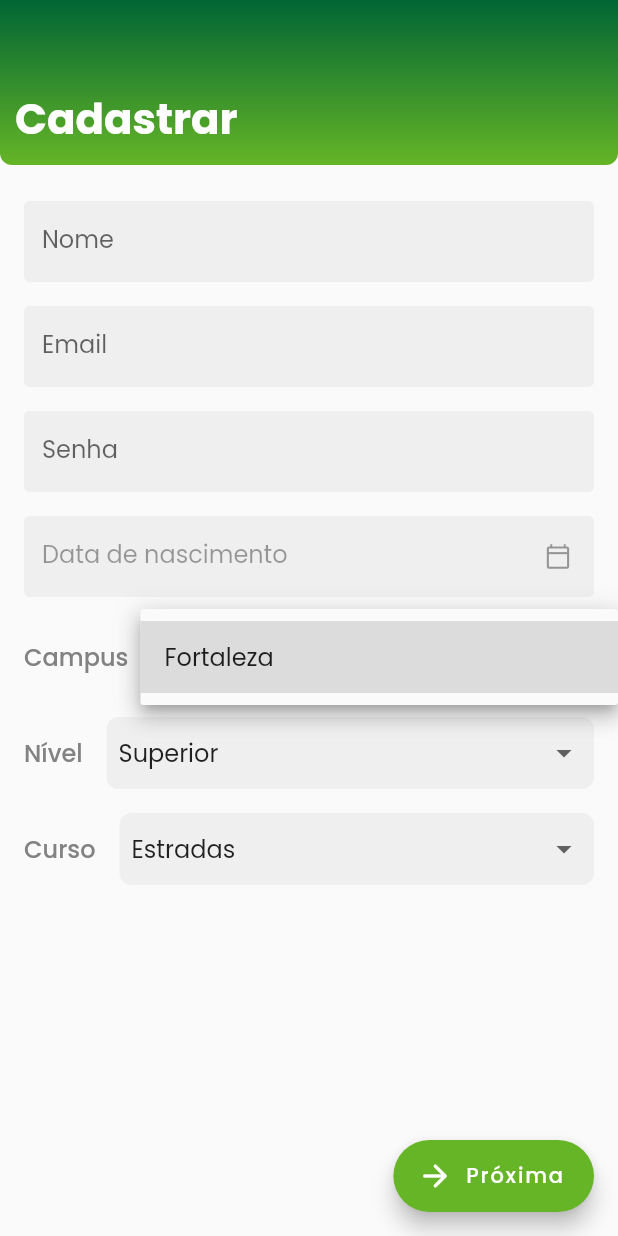
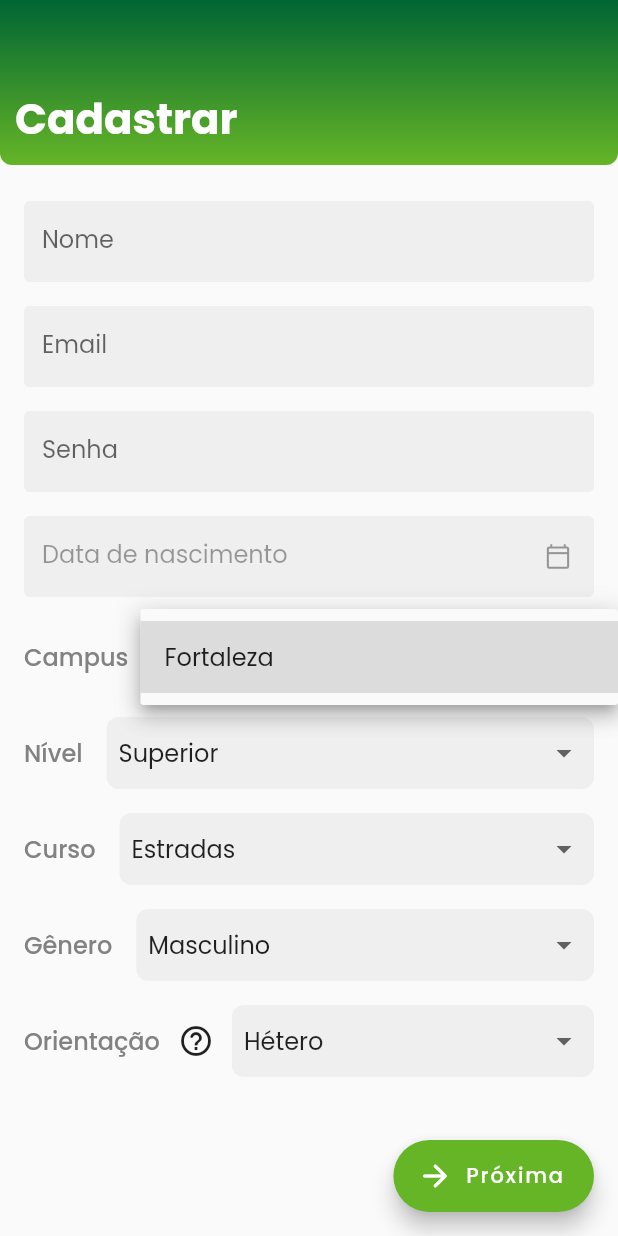
Before and after one commit to jbrenorv/ifchat, a Flutter app: the SigupPage screen opened by its route, after a tap on "Fortaleza", on a phone screen of 412 x 824 dp. Run offline on Flutter 3.47's test engine with Material 2 defaults, Android fonts, the light colour scheme and no system bars; our stand-ins replace firebase_auth, firebase_core, flutter_mobx, flutter_modular, mobx; accounts and stored records are empty; generated files the repository leaves out were written again; network calls fail.

Commit message:
added gender and orientation fields on signup form

```diff
--- a/lib/app/modules/auth/pages/signup/signup_page.dart
+++ b/lib/app/modules/auth/pages/signup/signup_page.dart
@@ -7,7 +7,9 @@ import 'package:ifchat/app/shared/colors/app_colors.dart';
 import 'package:ifchat/app/shared/components/appbar_widget.dart';
 import 'package:ifchat/app/shared/components/rounded_gray_container_widget.dart';
 import 'package:ifchat/app/shared/enums/degree.dart';
-import 'package:ifchat/app/shared/enums/if.dart';
+import 'package:ifchat/app/shared/enums/campus.dart';
+import 'package:ifchat/app/shared/enums/gender.dart';
+import 'package:ifchat/app/shared/enums/orientation.dart' as o;
 
 class SigupPage extends StatefulWidget {
   const SigupPage({Key? key}) : super(key: key);
@@ -34,12 +36,13 @@ class _SigupPageState extends State<SigupPage> {
         ),
       ),
       body: Padding(
-        padding: const EdgeInsets.all(16),
+        padding: const EdgeInsets.symmetric(horizontal: 16.0),
         child: SingleChildScrollView(
           child: Observer(
             builder: (_) {
               return Column(
                 children: [
+                  const SizedBox(height: 16.0),
                   _buildInputWidget(
                     labelText: 'Nome',
                     isValid: controller.isValidName,
@@ -102,10 +105,10 @@ class _SigupPageState extends State<SigupPage> {
                         Expanded(
                           child: RoundedGrayContainerWidget(
                             child: DropdownButtonHideUnderline(
-                              child: DropdownButton<If>(
+                              child: DropdownButton<Campus>(
                                 isExpanded: true,
                                 items: controller.campus
-                                    .map((v) => DropdownMenuItem<If>(
+                                    .map((v) => DropdownMenuItem<Campus>(
                                           child: Text(v.name),
                                           value: v,
                                         ))
@@ -190,6 +193,103 @@ class _SigupPageState extends State<SigupPage> {
                       ],
                     ),
                   ),
+                  Padding(
+                    padding: const EdgeInsets.symmetric(vertical: 8.0),
+                    child: Row(
+                      mainAxisAlignment: MainAxisAlignment.spaceBetween,
+                      children: [
+                        const Text(
+                          'Gênero',
+                          style: TextStyle(
+                            fontSize: 16,
+                            fontWeight: FontWeight.w500,
+                            color: AppColors.ifGraySubtitle,
+                          ),
+                        ),
+                        const SizedBox(width: 16),
+                        Expanded(
+                          child: RoundedGrayContainerWidget(
+                            child: DropdownButtonHideUnderline(
+                              child: DropdownButton<Gender>(
+                                isExpanded: true,
+                                items: controller.genders
+                                    .map((v) => DropdownMenuItem<Gender>(
+                                          child: Text(v.name),
+                                          value: v,
+                                        ))
+                                    .toList(),
+                                onChanged: (v) =>
+                                    controller.setSelectedGender(v!),
+                                value: controller.selectedGender,
+                              ),
+                            ),
+                          ),
+                        ),
+                      ],
+                    ),
+                  ),
+                  Padding(
+                    padding: const EdgeInsets.symmetric(vertical: 8.0),
+                    child: Row(
+                      mainAxisAlignment: MainAxisAlignment.spaceBetween,
+                      children: [
+                        const Text(
+                          'Orientação',
+                          style: TextStyle(
+                            fontSize: 16,
+                            fontWeight: FontWeight.w500,
+                            color: AppColors.ifGraySubtitle,
+                          ),
+                        ),
+                        IconButton(
+                          splashRadius: 20,
+                          icon: const Icon(Icons.help_outline_rounded),
+                          onPressed: () {
+                            showDialog(
+                              context: context,
+                              builder: (_) {
+                                return SimpleDialog(
+                                  title: const Text(
+                                    'Você verá pessoas com a mesma orientação sexual que a sua e do mesmo gênero caso sua orientação seja homossexual, do gênero oposto caso sua orientação seja héterossexual ou de ambos os gêneros caso sua orientação seja bissexual.',
+                                    textAlign: TextAlign.justify,
+                                    style: TextStyle(),
+                                  ),
+                                  children: [
+                                    Align(
+                                      child: TextButton(
+                                        onPressed: () =>
+                                            Navigator.of(context).pop(),
+                                        child: const Text('Entendi'),
+                                      ),
+                                    ),
+                                  ],
+                                );
+                              },
+                            );
+                          },
+                        ),
+                        Expanded(
+                          child: RoundedGrayContainerWidget(
+                            child: DropdownButtonHideUnderline(
+                              child: DropdownButton<o.Orientation>(
+                                isExpanded: true,
+                                items: controller.orientations
+                                    .map((v) => DropdownMenuItem<o.Orientation>(
+                                          child: Text(v.name),
+                                          value: v,
+                                        ))
+                                    .toList(),
+                                onChanged: (v) =>
+                                    controller.setSelectedOrientation(v!),
+                                value: controller.selectedOrientation,
+                              ),
+                            ),
+                          ),
+                        ),
+                      ],
+                    ),
+                  ),
+                  const SizedBox(height: 60),
                 ],
               );
             },
--- a/lib/app/modules/home/components/user_card_widget.dart
+++ b/lib/app/modules/home/components/user_card_widget.dart
@@ -6,7 +6,7 @@ import 'package:ifchat/app/shared/colors/app_colors.dart';
 import 'package:ifchat/app/shared/icons/app_icons.dart';
 import 'package:ifchat/app/shared/models/user_model.dart';
 import 'package:ifchat/app/shared/enums/degree.dart';
-import 'package:ifchat/app/shared/enums/if.dart';
+import 'package:ifchat/app/shared/enums/campus.dart';
 import 'package:vector_math/vector_math_64.dart' as vector;
 
 import 'icon_button_widget.dart';
@@ -132,7 +132,7 @@ class _UserCardWidgetState extends State<UserCardWidget>
                         ),
                         Text(
                           '${widget.user.course}, ${widget.user.degree.sigla}'
-                          ' • ${widget.user.ifce.name}',
+                          ' • ${widget.user.campus.name}',
                           overflow: TextOverflow.ellipsis,
                           style: const TextStyle(
                             color: AppColors.ifWhiteSubtitle,
--- a/lib/app/shared/enums/if.dart
+++ b/lib/app/shared/enums/campus.dart
@@ -1,6 +1,6 @@
 import 'package:ifchat/app/shared/enums/degree.dart';
 
-enum If {
+enum Campus {
   acarau,
   aracati,
   baturite,
@@ -26,61 +26,61 @@ enum If {
   umirim,
 }
 
-extension ToString on If {
+extension ToString on Campus {
   String get name {
     switch (this) {
-      case If.acarau:
+      case Campus.acarau:
         return 'Acaraú';
-      case If.aracati:
+      case Campus.aracati:
         return 'Aracati';
-      case If.baturite:
+      case Campus.baturite:
         return 'Baturité';
-      case If.camocim:
+      case Campus.camocim:
         return 'Camocim';
-      case If.caninde:
+      case Campus.caninde:
         return 'Canindé';
-      case If.caucaia:
+      case Campus.caucaia:
         return 'Caucaia';
-      case If.cedro:
+      case Campus.cedro:
         return 'Cedro';
-      case If.crateus:
+      case Campus.crateus:
         return 'Crateus';
-      case If.crato:
+      case Campus.crato:
         return 'Crato';
-      case If.fortaleza:
+      case Campus.fortaleza:
         return 'Fortaleza';
-      case If.iguatu:
+      case Campus.iguatu:
         return 'Iguatu';
-      case If.jaguaribe:
+      case Campus.jaguaribe:
         return 'Jaguaribe';
-      case If.juazeiro:
+      case Campus.juazeiro:
         return 'Juazeiro';
-      case If.limoeiro:
+      case Campus.limoeiro:
         return 'Limoeiro';
-      case If.maracanau:
+      case Campus.maracanau:
         return 'Maracanaú';
-      case If.morada:
+      case Campus.morada:
         return 'Morada';
-      case If.quixada:
+      case Campus.quixada:
         return 'Quixadá';
-      case If.sobral:
+      case Campus.sobral:
         return 'Sobral';
-      case If.tabuleiro:
+      case Campus.tabuleiro:
         return 'Tabuleiro';
-      case If.taua:
+      case Campus.taua:
         return 'Tauá';
-      case If.tiangua:
+      case Campus.tiangua:
         return 'Tianguá';
-      case If.ubajara:
+      case Campus.ubajara:
         return 'Ubajara';
-      case If.umirim:
+      case Campus.umirim:
         return 'Umirim';
     }
   }
 
   Map<Degree, List<String>> get courses {
     switch (this) {
-      case If.fortaleza:
+      case Campus.fortaleza:
         return {
           Degree.sup: [
             // tecnologos
--- /dev/null
+++ b/lib/app/shared/enums/gender.dart
@@ -0,0 +1,12 @@
+enum Gender { masculino, feminino }
+
+extension ToString on Gender {
+  String get name {
+    switch (this) {
+      case Gender.masculino:
+        return 'Masculino';
+      case Gender.feminino:
+        return 'Feminino';
+    }
+  }
+}
--- /dev/null
+++ b/lib/app/shared/enums/orientation.dart
@@ -0,0 +1,14 @@
+enum Orientation { hetero, homo, bi }
+
+extension ToString on Orientation {
+  String get name {
+    switch (this) {
+      case Orientation.hetero:
+        return 'Hétero';
+      case Orientation.homo:
+        return 'Homo';
+      case Orientation.bi:
+        return 'Bi';
+    }
+  }
+}
```
Also changed, not shown: lib/app/modules/auth/pages/signup/signup_controller.dart (+19 -5 lines), lib/app/modules/home/pages/chat/chats_page.dart (+9 -3 lines), lib/app/modules/home/pages/feed/feed_controller.dart (+9 -3 lines), lib/app/modules/home/pages/profile/profile_page.dart (+6 -2 lines), lib/app/shared/models/user_model.dart (+28 -10 lines), lib/app/modules/auth/pages/signup/signup_controller.g.dart.
